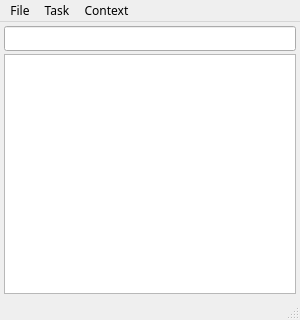
middleofdreams/workload, file ui/main.ui: the form before one commit.
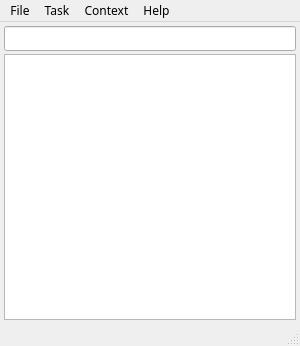
The form after the commit. Icons and pictures are not drawn.

Commit message: more menu items

Patch:
```diff
--- a/ui/main.ui
+++ b/ui/main.ui
@@ -7,7 +7,7 @@
     <x>0</x>
     <y>0</y>
     <width>300</width>
-    <height>320</height>
+    <height>346</height>
    </rect>
   </property>
   <property name="sizePolicy">
@@ -178,10 +178,20 @@
      <string>Context</string>
     </property>
     <addaction name="actionDefault"/>
+    <addaction name="actionWork"/>
+    <addaction name="actionHome"/>
+    <addaction name="actionAdd_New_Context"/>
+   </widget>
+   <widget class="QMenu" name="menuHelp">
+    <property name="title">
+     <string>Help</string>
+    </property>
+    <addaction name="actionAbout_2"/>
    </widget>
    <addaction name="menuFile"/>
    <addaction name="menuTask"/>
    <addaction name="menuContext"/>
+   <addaction name="menuHelp"/>
   </widget>
   <widget class="QStatusBar" name="statusbar"/>
   <action name="actionExit">
```
Left out of the diff: 81 changed lines with no effect on the pictures. The commit also changes 2 other files.
